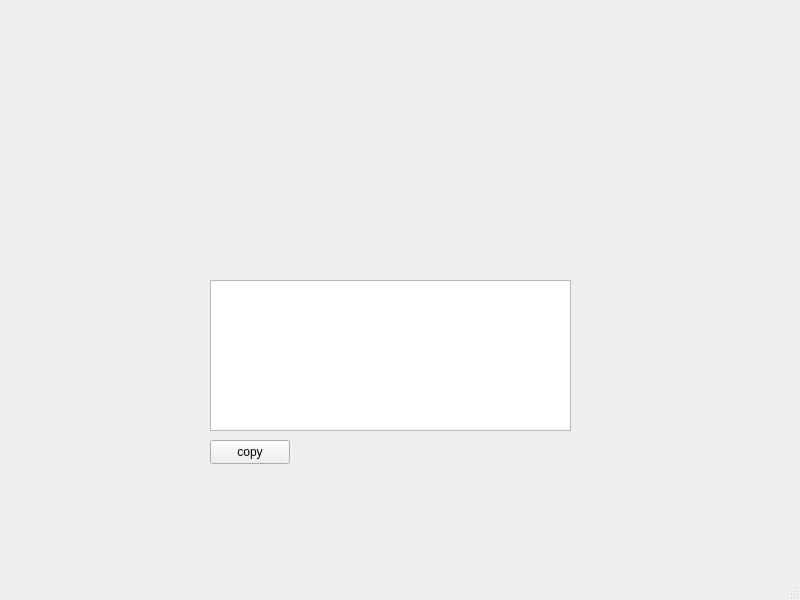
QuakeIV/pax-interitus, file celestialwindow.ui: the form before one commit.
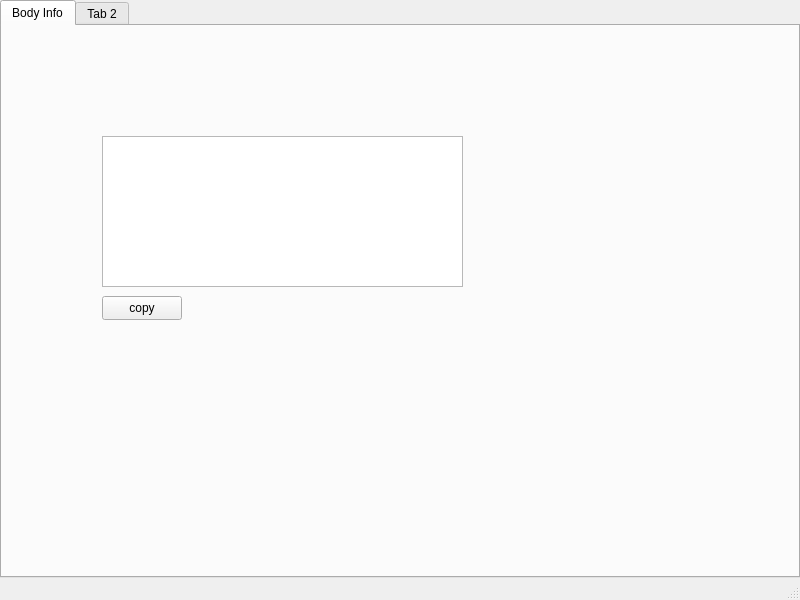
The form after the commit.

Diff of the .ui file:
```diff
--- a/celestialwindow.ui
+++ b/celestialwindow.ui
@@ -14,24 +14,36 @@
    <string>MainWindow</string>
   </property>
   <widget class="QWidget" name="centralwidget">
-   <widget class="QPushButton" name="copytextview">
-    <property name="geometry">
-     <rect>
-      <x>210</x>
-      <y>440</y>
-      <width>80</width>
-      <height>24</height>
-     </rect>
+   <layout class="QHBoxLayout" name="horizontalLayout">
+    <property name="spacing">
+     <number>0</number>
     </property>
-    <property name="text">
-     <string>copy</string>
+    <property name="leftMargin">
+     <number>0</number>
     </property>
-   </widget>
+    <property name="topMargin">
+     <number>0</number>
+    </property>
+    <property name="rightMargin">
+     <number>0</number>
+    </property>
+    <property name="bottomMargin">
+     <number>0</number>
+    </property>
+    <item>
+     <widget class="QTabWidget" name="tabWidget">
+      <property name="currentIndex">
+       <number>0</number>
+      </property>
+      <widget class="QWidget" name="bodyinfotab">
+       <attribute name="title">
+        <string>Body Info</string>
+       </attribute>
    <widget class="QPlainTextEdit" name="textview">
     <property name="geometry">
      <rect>
-      <x>210</x>
-      <y>280</y>
+          <x>100</x>
+          <y>110</y>
       <width>361</width>
       <height>151</height>
      </rect>
@@ -40,6 +52,28 @@
      <bool>true</bool>
     </property>
    </widget>
+       <widget class="QPushButton" name="copytextview">
+        <property name="geometry">
+         <rect>
+          <x>100</x>
+          <y>270</y>
+          <width>80</width>
+          <height>24</height>
+         </rect>
+        </property>
+        <property name="text">
+         <string>copy</string>
+        </property>
+       </widget>
+      </widget>
+      <widget class="QWidget" name="tab_2">
+       <attribute name="title">
+        <string>Tab 2</string>
+       </attribute>
+      </widget>
+     </widget>
+    </item>
+   </layout>
   </widget>
   <widget class="QMenuBar" name="menubar">
    <property name="geometry">
```
Left out of the diff: 2 changed lines with no effect on the pictures. Lines whose indentation alone changed are shown as unchanged.
